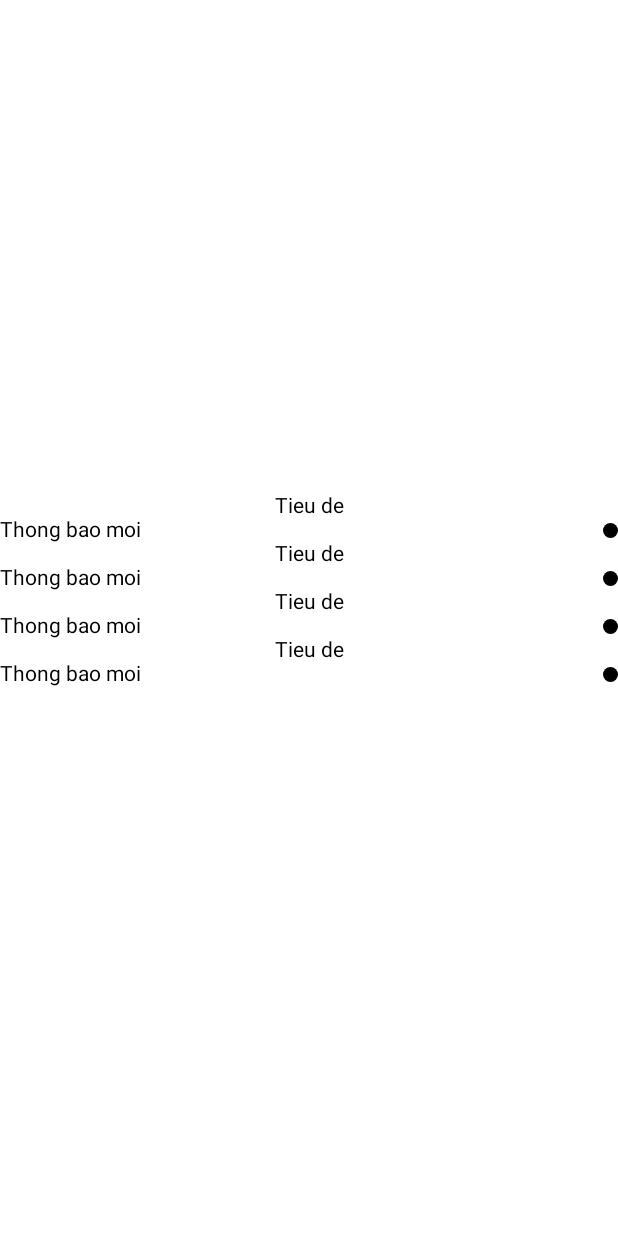
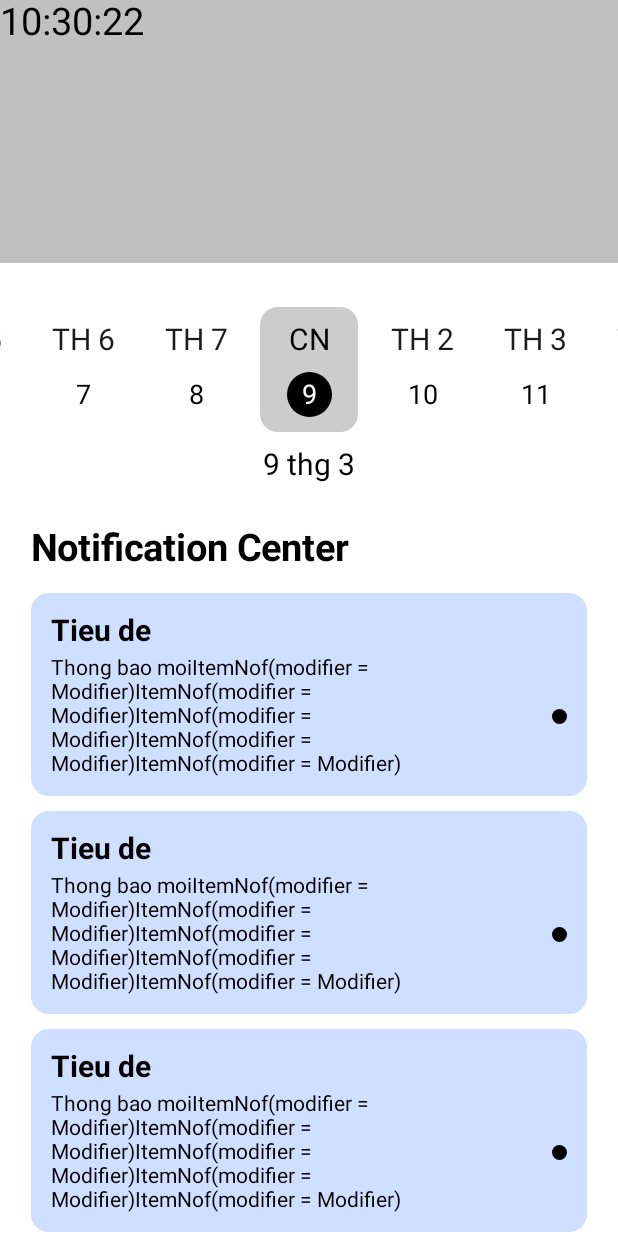
Before and after one commit to Rimbo456/Health-Tracking-App, an Android app built with Jetpack Compose: the @Preview function NotificantScreenPreview, on a phone screen of 412 x 824 dp. Run offline under Robolectric (Android 15) with nearby library versions, the phone set to English and light mode, and no system bars.

Commit message:
them man hinh thong bao, dieu chinh bottomNavigaiton, Dashboard, MainScreen

```diff
--- a/app/build.gradle.kts
+++ b/app/build.gradle.kts
@@ -59,6 +59,7 @@ dependencies {
     implementation(libs.androidx.ui.graphics)
     implementation(libs.androidx.ui.tooling.preview)
     implementation(libs.androidx.material3)
+    implementation("androidx.compose.foundation:foundation")
     //Compose
     implementation("androidx.compose.ui:ui:1.5.1")
     implementation("androidx.compose.material3:material3:1.1.3")
--- a/app/src/main/java/com/example/healthtrackingapp/ui/components/BottomNavigation.kt
+++ b/app/src/main/java/com/example/healthtrackingapp/ui/components/BottomNavigation.kt
@@ -9,6 +9,7 @@ import androidx.compose.foundation.layout.WindowInsets
 import androidx.compose.foundation.layout.fillMaxSize
 import androidx.compose.foundation.layout.fillMaxWidth
 import androidx.compose.foundation.layout.height
+import androidx.compose.foundation.layout.navigationBars
 import androidx.compose.foundation.layout.offset
 import androidx.compose.foundation.layout.padding
 import androidx.compose.foundation.layout.size
@@ -51,7 +52,7 @@ fun BottomNavigation(navController: NavHostController) {
 
     Box(
         modifier = Modifier
-            .windowInsetsPadding(WindowInsets.systemBars)
+            .windowInsetsPadding(WindowInsets.navigationBars)
             .fillMaxWidth()
 
     ) {
--- /dev/null
+++ b/app/src/main/java/com/example/healthtrackingapp/ui/components/Calendar.kt
@@ -0,0 +1,165 @@
+package com.example.healthtrackingapp.ui.components
+
+import androidx.compose.foundation.background
+import androidx.compose.foundation.gestures.animateScrollBy
+import androidx.compose.foundation.horizontalScroll
+import androidx.compose.foundation.layout.Arrangement
+import androidx.compose.foundation.layout.Box
+import androidx.compose.foundation.layout.Column
+import androidx.compose.foundation.layout.PaddingValues
+import androidx.compose.foundation.layout.Row
+import androidx.compose.foundation.layout.fillMaxWidth
+import androidx.compose.foundation.layout.height
+import androidx.compose.foundation.layout.padding
+import androidx.compose.foundation.layout.size
+import androidx.compose.foundation.layout.width
+import androidx.compose.foundation.lazy.LazyListState
+import androidx.compose.foundation.lazy.LazyRow
+import androidx.compose.foundation.lazy.items
+import androidx.compose.foundation.lazy.rememberLazyListState
+import androidx.compose.foundation.rememberScrollState
+import androidx.compose.foundation.shape.CircleShape
+import androidx.compose.material3.Card
+import androidx.compose.material3.CardDefaults
+import androidx.compose.material3.Text
+import androidx.compose.runtime.Composable
+import androidx.compose.runtime.LaunchedEffect
+import androidx.compose.runtime.getValue
+import androidx.compose.runtime.mutableStateOf
+import androidx.compose.runtime.remember
+import androidx.compose.runtime.rememberCoroutineScope
+import androidx.compose.ui.Alignment
+import androidx.compose.ui.Modifier
+import androidx.compose.ui.draw.clip
+import androidx.compose.ui.graphics.Color
+import androidx.compose.ui.tooling.preview.Preview
+import androidx.compose.ui.unit.dp
+import androidx.compose.ui.unit.sp
+import kotlinx.coroutines.CoroutineScope
+import kotlinx.coroutines.launch
+import java.time.LocalDate
+import java.util.Calendar
+
+
+fun getLastAndNext7Days(): List<LocalDate> {
+    val today = LocalDate.now()
+
+    // Lấy 7 ngày trước
+    val pastDays = (1..7).map { today.minusDays(it.toLong()) }.reversed()
+
+    // Ngày hiện tại
+    val todayList = listOf(today)
+
+    // Lấy 7 ngày sau
+    val futureDays = (1..7).map { today.plusDays(it.toLong()) }
+
+    // Ghép danh sách lại
+    return pastDays + todayList + futureDays
+}
+
+@Composable
+fun Calendar() {
+    val days = getLastAndNext7Days()
+    val selectedDay = remember { mutableStateOf<LocalDate?>(days[7]) }
+    val today = days[7]
+    val listState = rememberLazyListState()
+    val coroutineScope = rememberCoroutineScope()
+    Column(
+        modifier = Modifier
+            .fillMaxWidth()
+            .padding(vertical = 10.dp),
+        verticalArrangement = Arrangement.spacedBy(10.dp),
+        horizontalAlignment = Alignment.CenterHorizontally
+    ) {
+        LazyRow(
+            horizontalArrangement = Arrangement.spacedBy(10.dp),
+            state = listState
+        ) {
+            items(days) { item ->
+                Card(
+                    onClick = {
+                        selectedDay.value = item
+                        scrollToCenter(listState, days.indexOf(item), coroutineScope)
+                    },
+                    modifier = Modifier.width(65.dp),
+                    colors = if (item.dayOfMonth == selectedDay.value?.dayOfMonth) CardDefaults.cardColors(
+                        Color.LightGray
+                    ) else {
+                        CardDefaults.cardColors(
+                            Color.White
+                        )
+                    }
+                ) {
+                    Column(
+                        modifier = Modifier
+                            .padding(vertical = 10.dp, horizontal = 10.dp)
+                            .fillMaxWidth(),
+                        horizontalAlignment = Alignment.CenterHorizontally,
+                        verticalArrangement = Arrangement.spacedBy(10.dp)
+                    ) {
+                        Text(
+                            text = when (item.dayOfWeek.toString()) {
+                                "MONDAY" -> "TH 2"
+                                "TUESDAY" -> "TH 3"
+                                "WEDNESDAY" -> "TH 4"
+                                "THURSDAY" -> "TH 5"
+                                "FRIDAY" -> "TH 6"
+                                "SATURDAY" -> "TH 7"
+                                else -> "CN"
+                            },
+                            fontSize = 20.sp
+                        )
+                        Box(
+                            modifier = if (selectedDay.value == item)
+                                Modifier
+                                    .clip(CircleShape)
+                                    .background(Color.Black)
+                                    .size(30.dp)
+                            else Modifier
+                                .clip(CircleShape)
+                                .background(Color.White)
+                                .size(30.dp),
+                            contentAlignment = Alignment.Center
+                        ) {
+                            Text(
+                                text = item.dayOfMonth.toString(),
+                                fontSize = 18.sp,
+                                color = if (selectedDay.value == item) Color.White else Color.Black
+                            )
+                        }
+                    }
+                }
+            }
+        }
+        Text(
+            text = today.dayOfMonth.toString() + " thg " + today.monthValue.toString(),
+            fontSize = 20.sp
+        )
+    }
+    LaunchedEffect(key1 = Unit) {
+        scrollToCenter(listState, 7, coroutineScope)
+    }
+}
+
+private fun scrollToCenter(
+    listState: LazyListState,
+    index: Int,
+    coroutineScope: CoroutineScope
+) {
+    coroutineScope.launch {
+        // Sử dụng animateScrollToItem với offsetPx để đưa phần tử vào giữa
+        listState.animateScrollToItem(
+            index = index,
+            scrollOffset = -listState.layoutInfo.viewportSize.width / 2 + listState.layoutInfo.visibleItemsInfo.firstOrNull()?.size?.div(
+                2
+            )!!
+                ?: 0
+        )
+    }
+}
+
+@Preview(showSystemUi = true)
+@Composable
+fun CalendarPreview() {
+    Calendar()
+}
--- a/app/src/main/java/com/example/healthtrackingapp/ui/components/ItemNof.kt
+++ b/app/src/main/java/com/example/healthtrackingapp/ui/components/ItemNof.kt
@@ -5,16 +5,23 @@ import androidx.compose.foundation.layout.Arrangement
 import androidx.compose.foundation.layout.Box
 import androidx.compose.foundation.layout.Column
 import androidx.compose.foundation.layout.Row
+import androidx.compose.foundation.layout.Spacer
 import androidx.compose.foundation.layout.fillMaxWidth
+import androidx.compose.foundation.layout.height
+import androidx.compose.foundation.layout.padding
 import androidx.compose.foundation.layout.size
 import androidx.compose.foundation.shape.CircleShape
+import androidx.compose.material3.Card
+import androidx.compose.material3.CardDefaults
 import androidx.compose.material3.Text
 import androidx.compose.runtime.Composable
 import androidx.compose.ui.Alignment
 import androidx.compose.ui.Modifier
 import androidx.compose.ui.draw.clip
 import androidx.compose.ui.graphics.Color
+import androidx.compose.ui.text.font.FontWeight
 import androidx.compose.ui.unit.dp
+import androidx.compose.ui.unit.sp
 
 @Composable
 fun ItemNof(
@@ -22,19 +29,34 @@ fun ItemNof(
 //    title: String,
 //    content: String,
 ) {
+    Card(
+        modifier = modifier,
+        colors = CardDefaults.cardColors(Color(red = 207, green = 223, blue = 255, alpha = 255))
+    ) {
         Column(
-        modifier = modifier,
-        horizontalAlignment = Alignment.CenterHorizontally,
+            modifier = Modifier
+                .fillMaxWidth()
+                .padding(13.dp),
             verticalArrangement = Arrangement.Center
         ) {
-        Text(text = "Tieu de")
+            Text(
+                text = "Tieu de",
+                fontSize = 20.sp,
+                fontWeight = FontWeight.Bold,
+                modifier = Modifier.padding(bottom = 5.dp)
+            )
             Row(
                 verticalAlignment = Alignment.CenterVertically,
                 horizontalArrangement = Arrangement.Center,
                 modifier = Modifier.fillMaxWidth()
             ) {
                 Text(
-                text = "Thong bao moi",
+                    text = "Thong bao moi" +
+                            "ItemNof(modifier = Modifier)" +
+                            "ItemNof(modifier = Modifier)" +
+                            "ItemNof(modifier = Modifier)" +
+                            "ItemNof(modifier = Modifier)" +
+                            "ItemNof(modifier = Modifier)",
                     modifier = Modifier.weight(0.95f)
                 )
                 Box(
@@ -46,3 +68,4 @@ fun ItemNof(
             }
         }
     }
+}
--- a/app/src/main/java/com/example/healthtrackingapp/ui/screens/MainScreen.kt
+++ b/app/src/main/java/com/example/healthtrackingapp/ui/screens/MainScreen.kt
@@ -4,6 +4,7 @@ import androidx.compose.foundation.background
 import androidx.compose.foundation.layout.Row
 import androidx.compose.foundation.layout.WindowInsets
 import androidx.compose.foundation.layout.asPaddingValues
+import androidx.compose.foundation.layout.fillMaxSize
 import androidx.compose.foundation.layout.fillMaxWidth
 import androidx.compose.foundation.layout.height
 import androidx.compose.foundation.layout.navigationBars
@@ -33,7 +34,9 @@ fun MainScreen() {
         NavHost(
             navController = navController,
             startDestination = "dashboard",
-            modifier = Modifier.padding(innerPadding)
+            modifier = Modifier
+                .fillMaxSize()
+                .padding(innerPadding)
         ) {
             composable("dashboard") { DashboardScreen() }
             composable("graph") { GraphScreen() }
--- a/app/src/main/java/com/example/healthtrackingapp/ui/screens/NotificationScreen.kt
+++ b/app/src/main/java/com/example/healthtrackingapp/ui/screens/NotificationScreen.kt
@@ -1,26 +1,123 @@
 package com.example.healthtrackingapp.ui.screens
 
+import androidx.compose.foundation.background
+import androidx.compose.foundation.layout.Arrangement
 import androidx.compose.foundation.layout.Box
 import androidx.compose.foundation.layout.Column
+import androidx.compose.foundation.layout.Row
+import androidx.compose.foundation.layout.WindowInsets
+import androidx.compose.foundation.layout.fillMaxHeight
+import androidx.compose.foundation.layout.fillMaxSize
+import androidx.compose.foundation.layout.fillMaxWidth
+import androidx.compose.foundation.layout.padding
+import androidx.compose.foundation.layout.windowInsetsPadding
+import androidx.compose.foundation.rememberScrollState
+import androidx.compose.foundation.verticalScroll
+import androidx.compose.material3.Text
 import androidx.compose.runtime.Composable
+import androidx.compose.runtime.LaunchedEffect
+import androidx.compose.runtime.getValue
+import androidx.compose.runtime.mutableStateOf
+import androidx.compose.runtime.remember
+import androidx.compose.runtime.setValue
+import androidx.compose.ui.Alignment
 import androidx.compose.ui.Modifier
+import androidx.compose.ui.graphics.Color
+import androidx.compose.ui.res.stringResource
+import androidx.compose.ui.text.font.FontWeight
 import androidx.compose.ui.tooling.preview.Preview
+import androidx.compose.ui.unit.dp
+import androidx.compose.ui.unit.sp
+import com.example.healthtrackingapp.R
+import com.example.healthtrackingapp.ui.components.Calendar
 import com.example.healthtrackingapp.ui.components.ItemNof
+import kotlinx.coroutines.delay
+import java.time.LocalDateTime
+import java.time.format.DateTimeFormatter
 
 @Composable
 fun NotificationScreen() {
-    Column {
-        Box(modifier = Modifier.weight(0.4f))
+    var currentTime by remember { mutableStateOf(getTime()) }
+
+    LaunchedEffect(Unit) {
+        while (true) {
+            currentTime = getTime()
+            delay(1000L) // Cập nhật mỗi giây
+        }
+    }
+
+    Column(
+        verticalArrangement = Arrangement.Center,
+        horizontalAlignment = Alignment.CenterHorizontally,
+        modifier = Modifier
+            .fillMaxSize()
+    ) {
+        Column(
+            modifier = Modifier.weight(0.45f),
+            verticalArrangement = Arrangement.Center,
+            horizontalAlignment = Alignment.CenterHorizontally
+        ) {
+            Box(
+                modifier = Modifier
+                    .weight(0.5f)
+                    .fillMaxWidth()
+                    .background(color = Color(red = 192, green = 192, blue = 192))
+            ) {
+                Text(
+                    text = currentTime,
+                    fontSize = 25.sp
+                )
+            }
+            Box(
+                modifier = Modifier
+                    .weight(0.5f),
+                contentAlignment = Alignment.Center
+            ) {
+                Calendar()
+            }
+        }
+        Box(modifier = Modifier.fillMaxWidth(0.9f)) {
+            Text(
+                text = stringResource(id = R.string.notification),
+                fontSize = 25.sp,
+                fontWeight = FontWeight.Bold,
+                modifier = Modifier.padding(bottom = 15.dp)
+            )
+        }
         Column(
             modifier = Modifier
-                .weight(0.6f)
+                .weight(0.55f)
+                .fillMaxWidth(0.9f)
+                .verticalScroll(rememberScrollState())
         ) {
-            ItemNof(modifier = Modifier)
-            ItemNof(modifier = Modifier)
-            ItemNof(modifier = Modifier)
-            ItemNof(modifier = Modifier)
+            ItemNof(
+                modifier = Modifier
+                    .fillMaxWidth()
+                    .padding(bottom = 10.dp)
+            )
+            ItemNof(
+                modifier = Modifier
+                    .fillMaxWidth()
+                    .padding(bottom = 10.dp)
+            )
+            ItemNof(
+                modifier = Modifier
+                    .fillMaxWidth()
+                    .padding(bottom = 10.dp)
+            )
+            ItemNof(
+                modifier = Modifier
+                    .fillMaxWidth()
+                    .padding(bottom = 10.dp)
+            )
         }
     }
+}
+
+fun getTime(): String {
+    val now = LocalDateTime.now()
+    val formatter = DateTimeFormatter.ofPattern("HH:mm:ss")
+    return now.format(formatter)
 }
 
 @Preview(showSystemUi = true)
--- a/app/src/main/res/values/strings.xml
+++ b/app/src/main/res/values/strings.xml
@@ -12,5 +12,6 @@
     <string name="sleep">Sleep</string>
     <string name="overview">Overview</string>
     <string name="goal">Goal</string>
-    <string name="notarget">You don\'t have any goals yet</string>"
+    <string name="notarget">You don\'t have any goals yet</string>
+    <string name="notification">Notification Center</string>"
 </resources>
```
Also changed, not shown: app/src/main/java/com/example/healthtrackingapp/ui/screens/DashboardScreen.kt (+63 -48 lines). Lines whose indentation alone changed are shown as unchanged.
